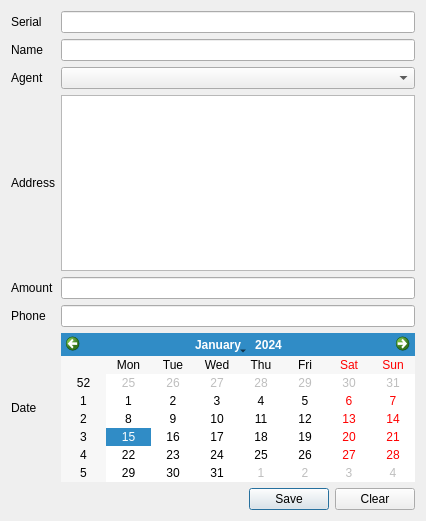
Before: the Qt Designer form createdebtordialog.ui in alanhaggai/Daily-Collection, drawn with Qt 5.
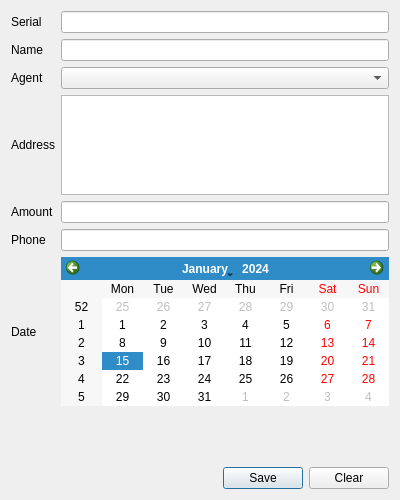
After: the same form once the commit is applied.

Commit message: Adjusted height and width of dialogs and other widgets for more usability

What changed in the file:
```diff
--- a/createdebtordialog.ui
+++ b/createdebtordialog.ui
@@ -6,8 +6,8 @@
    <rect>
     <x>0</x>
     <y>0</y>
-    <width>426</width>
-    <height>521</height>
+    <width>400</width>
+    <height>500</height>
    </rect>
   </property>
   <property name="windowTitle">
@@ -61,6 +61,18 @@
    </item>
    <item row="3" column="1">
     <widget class="QTextEdit" name="addressEdit">
+     <property name="sizePolicy">
+      <sizepolicy hsizetype="Expanding" vsizetype="Fixed">
+       <horstretch>0</horstretch>
+       <verstretch>0</verstretch>
+      </sizepolicy>
+     </property>
+     <property name="maximumSize">
+      <size>
+       <width>16777215</width>
+       <height>100</height>
+      </size>
+     </property>
      <property name="tabChangesFocus">
       <bool>true</bool>
      </property>
@@ -94,9 +106,16 @@
     </widget>
    </item>
    <item row="6" column="1">
-    <widget class="QCalendarWidget" name="dateCalendar"/>
+    <widget class="QCalendarWidget" name="dateCalendar">
+     <property name="sizePolicy">
+      <sizepolicy hsizetype="Preferred" vsizetype="Fixed">
+       <horstretch>0</horstretch>
+       <verstretch>0</verstretch>
+      </sizepolicy>
+     </property>
+    </widget>
    </item>
-   <item row="7" column="0" colspan="2">
+   <item row="8" column="0" colspan="2">
     <layout class="QHBoxLayout" name="horizontalLayout">
      <item>
       <spacer name="horizontalSpacer">
@@ -127,6 +146,19 @@
      </item>
     </layout>
    </item>
+   <item row="7" column="0">
+    <spacer name="verticalSpacer">
+     <property name="orientation">
+      <enum>Qt::Vertical</enum>
+     </property>
+     <property name="sizeHint" stdset="0">
+      <size>
+       <width>20</width>
+       <height>40</height>
+      </size>
+     </property>
+    </spacer>
+   </item>
   </layout>
  </widget>
  <resources/>
```
The commit also changes 4 other files.
